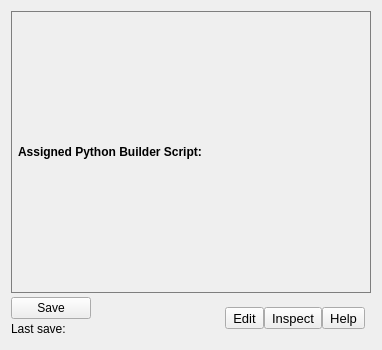
o3de/o3de, file Code/Editor/Plugins/EditorAssetImporter/ImporterRootDisplay.ui: the form before one commit.
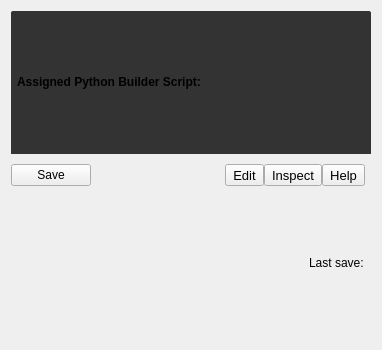
The form after the commit. Icons and pictures are not drawn. Custom widgets are drawn as their Qt base class.

Patch:
```diff
--- a/Code/Editor/Plugins/EditorAssetImporter/ImporterRootDisplay.ui
+++ b/Code/Editor/Plugins/EditorAssetImporter/ImporterRootDisplay.ui
@@ -23,7 +23,7 @@
    <item row="2" column="0">
     <widget class="QFrame" name="headerFrame">
      <property name="styleSheet">
-      <string notr="true">QFrame#headerFrame { border:1px solid rgb(126, 126, 126); margin-bottom: 4px }</string>
+      <string notr="true">QFrame#headerFrame {border-color: transparent; border-width: 5px 7px 9px 7px; border-image: url(:/Cards/img/UI20/Cards/shadow.png) 5 7 9 7; border-top-left-radius: 2px; border-top-right-radius: 2px; background-color: #333333; margin-bottom: 10px;}</string>
      </property>
      <property name="frameShape">
       <enum>QFrame::NoFrame</enum>
@@ -84,6 +84,52 @@
             </property>
            </spacer>
           </item>
+          <item>
+           <widget class="QPushButton" name="m_closeButton">
+            <property name="sizePolicy">
+             <sizepolicy hsizetype="Fixed" vsizetype="Fixed">
+              <horstretch>0</horstretch>
+              <verstretch>0</verstretch>
+             </sizepolicy>
+            </property>
+            <property name="minimumSize">
+             <size>
+              <width>24</width>
+              <height>24</height>
+             </size>
+            </property>
+            <property name="maximumSize">
+             <size>
+              <width>24</width>
+              <height>24</height>
+             </size>
+            </property>
+            <property name="baseSize">
+             <size>
+              <width>24</width>
+              <height>24</height>
+             </size>
+            </property>
+            <property name="toolTip">
+             <string>Removes this from the window.</string>
+            </property>
+            <property name="text">
+             <string/>
+            </property>
+            <property name="icon">
+             <iconset theme=":/SceneUI/Common/CloseIcon.svg"/>
+            </property>
+            <property name="iconSize">
+             <size>
+              <width>12</width>
+              <height>12</height>
+             </size>
+            </property>
+            <property name="flat">
+             <bool>true</bool>
+            </property>
+           </widget>
+          </item>
          </layout>
         </item>
        </layout>
@@ -97,8 +143,6 @@
       <number>6</number>
      </property>
      <item>
-      <layout class="QVBoxLayout" name="verticalLayout_4">
-       <item>
         <widget class="QPushButton" name="m_saveButton">
          <property name="sizePolicy">
           <sizepolicy hsizetype="Maximum" vsizetype="Fixed">
@@ -130,26 +174,7 @@
         </widget>
        </item>
        <item>
-        <layout class="QHBoxLayout" name="horizontalLayout_5">
-         <item>
-          <widget class="QLabel" name="m_timeStampTitle">
-           <property name="text">
-            <string>Last save:</string>
-           </property>
-           <property name="alignment">
-            <set>Qt::AlignLeading|Qt::AlignLeft|Qt::AlignVCenter</set>
-           </property>
-          </widget>
-         </item>
-         <item>
-          <widget class="QLabel" name="m_timeStamp">
-           <property name="text">
-            <string/>
-           </property>
-          </widget>
-         </item>
-         <item>
-          <spacer name="horizontalSpacer">
+      <spacer name="horizontalSpacer_2">
            <property name="orientation">
             <enum>Qt::Horizontal</enum>
            </property>
@@ -160,10 +185,6 @@
             </size>
            </property>
           </spacer>
-         </item>
-        </layout>
-       </item>
-      </layout>
      </item>
      <item>
       <widget class="QToolButton" name="m_editButton">
@@ -222,6 +243,40 @@
    <item row="6" column="0">
     <layout class="QVBoxLayout" name="m_manifestWidgetAreaLayout"/>
    </item>
+   <item row="7" column="0">
+    <layout class="QHBoxLayout" name="horizontalLayout_5">
+     <item>
+      <spacer name="horizontalSpacer">
+       <property name="orientation">
+        <enum>Qt::Horizontal</enum>
+       </property>
+       <property name="sizeHint" stdset="0">
+        <size>
+         <width>40</width>
+         <height>20</height>
+        </size>
+       </property>
+      </spacer>
+     </item>
+     <item>
+      <widget class="QLabel" name="m_timeStampTitle">
+       <property name="text">
+        <string>Last save:</string>
+       </property>
+       <property name="alignment">
+        <set>Qt::AlignLeading|Qt::AlignLeft|Qt::AlignVCenter</set>
+       </property>
+      </widget>
+     </item>
+     <item>
+      <widget class="QLabel" name="m_timeStamp">
+       <property name="text">
+        <string/>
+       </property>
+      </widget>
+     </item>
+    </layout>
+   </item>
   </layout>
  </widget>
  <customwidgets>
```
Lines whose indentation alone changed are shown as unchanged.
